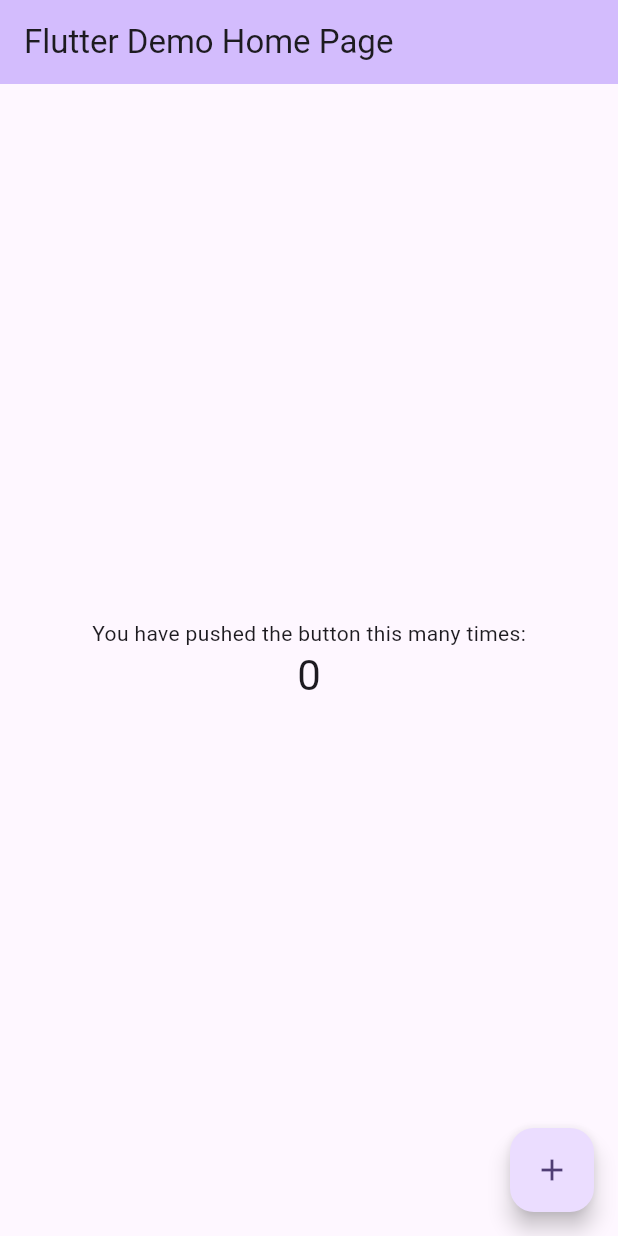
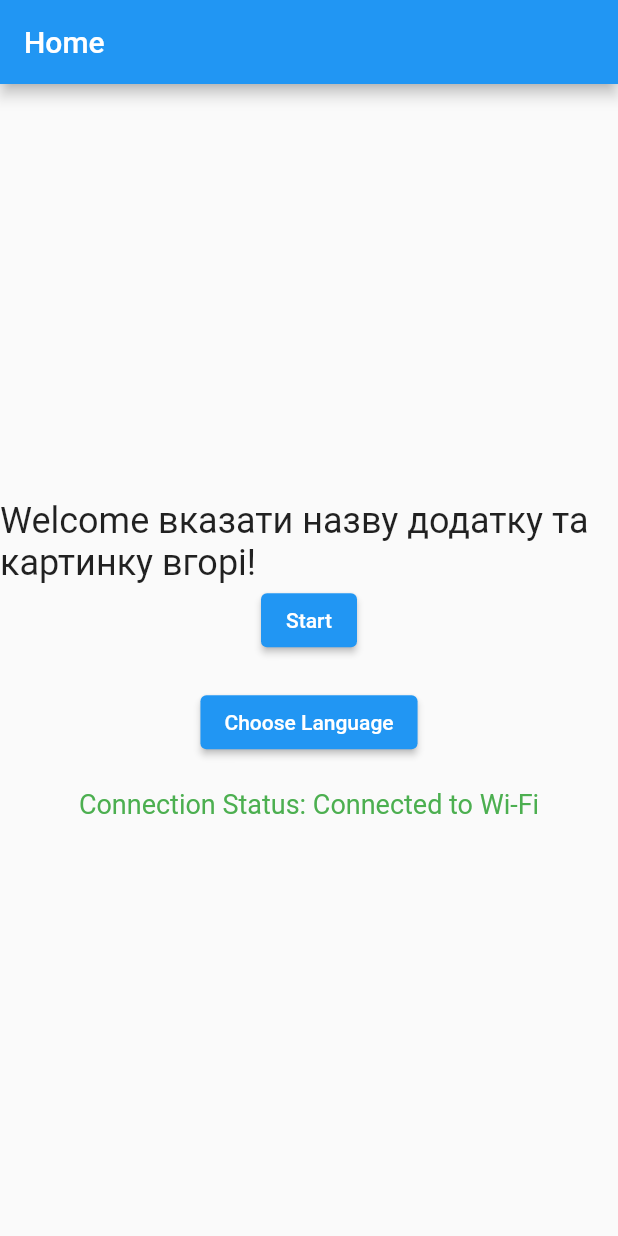
Before and after one commit to yutaDV/flutter_tenor, a Flutter app: the screen it shows after launch, on a phone screen of 412 x 824 dp. Run offline on Flutter 3.47's test engine with Material 2 defaults, Android fonts, the phone set to English and light mode, and no system bars; our stand-ins replace connectivity_plus; statements that could not run were skipped.

Commit message:
homePage

```diff
--- a/lib/main.dart
+++ b/lib/main.dart
@@ -1,125 +1,19 @@
 import 'package:flutter/material.dart';
+import 'screens/home_screen.dart';
 
 void main() {
-  runApp(const MyApp());
+  runApp(MyApp());
 }
 
 class MyApp extends StatelessWidget {
-  const MyApp({super.key});
-
-  // This widget is the root of your application.
   @override
   Widget build(BuildContext context) {
     return MaterialApp(
-      title: 'Flutter Demo',
+      title: 'Your App',
       theme: ThemeData(
-        // This is the theme of your application.
-        //
-        // TRY THIS: Try running your application with "flutter run". You'll see
-        // the application has a blue toolbar. Then, without quitting the app,
-        // try changing the seedColor in the colorScheme below to Colors.green
-        // and then invoke "hot reload" (save your changes or press the "hot
-        // reload" button in a Flutter-supported IDE, or press "r" if you used
-        // the command line to start the app).
-        //
-        // Notice that the counter didn't reset back to zero; the application
-        // state is not lost during the reload. To reset the state, use hot
-        // restart instead.
-        //
-        // This works for code too, not just values: Most code changes can be
-        // tested with just a hot reload.
-        colorScheme: ColorScheme.fromSeed(seedColor: Colors.deepPurple),
-        useMaterial3: true,
+        primarySwatch: Colors.blue,
       ),
-      home: const MyHomePage(title: 'Flutter Demo Home Page'),
+      home: HomeScreen(),
     );
   }
 }
-
-class MyHomePage extends StatefulWidget {
-  const MyHomePage({super.key, required this.title});
-
-  // This widget is the home page of your application. It is stateful, meaning
-  // that it has a State object (defined below) that contains fields that affect
-  // how it looks.
-
-  // This class is the configuration for the state. It holds the values (in this
-  // case the title) provided by the parent (in this case the App widget) and
-  // used by the build method of the State. Fields in a Widget subclass are
-  // always marked "final".
-
-  final String title;
-
-  @override
-  State<MyHomePage> createState() => _MyHomePageState();
-}
-
-class _MyHomePageState extends State<MyHomePage> {
-  int _counter = 0;
-
-  void _incrementCounter() {
-    setState(() {
-      // This call to setState tells the Flutter framework that something has
-      // changed in this State, which causes it to rerun the build method below
-      // so that the display can reflect the updated values. If we changed
-      // _counter without calling setState(), then the build method would not be
-      // called again, and so nothing would appear to happen.
-      _counter++;
-    });
-  }
-
-  @override
-  Widget build(BuildContext context) {
-    // This method is rerun every time setState is called, for instance as done
-    // by the _incrementCounter method above.
-    //
-    // The Flutter framework has been optimized to make rerunning build methods
-    // fast, so that you can just rebuild anything that needs updating rather
-    // than having to individually change instances of widgets.
-    return Scaffold(
-      appBar: AppBar(
-        // TRY THIS: Try changing the color here to a specific color (to
-        // Colors.amber, perhaps?) and trigger a hot reload to see the AppBar
-        // change color while the other colors stay the same.
-        backgroundColor: Theme.of(context).colorScheme.inversePrimary,
-        // Here we take the value from the MyHomePage object that was created by
-        // the App.build method, and use it to set our appbar title.
-        title: Text(widget.title),
-      ),
-      body: Center(
-        // Center is a layout widget. It takes a single child and positions it
-        // in the middle of the parent.
-        child: Column(
-          // Column is also a layout widget. It takes a list of children and
-          // arranges them vertically. By default, it sizes itself to fit its
-          // children horizontally, and tries to be as tall as its parent.
-          //
-          // Column has various properties to control how it sizes itself and
-          // how it positions its children. Here we use mainAxisAlignment to
-          // center the children vertically; the main axis here is the vertical
-          // axis because Columns are vertical (the cross axis would be
-          // horizontal).
-          //
-          // TRY THIS: Invoke "debug painting" (choose the "Toggle Debug Paint"
-          // action in the IDE, or press "p" in the console), to see the
-          // wireframe for each widget.
-          mainAxisAlignment: MainAxisAlignment.center,
-          children: <Widget>[
-            const Text(
-              'You have pushed the button this many times:',
-            ),
-            Text(
-              '$_counter',
-              style: Theme.of(context).textTheme.headlineMedium,
-            ),
-          ],
-        ),
-      ),
-      floatingActionButton: FloatingActionButton(
-        onPressed: _incrementCounter,
-        tooltip: 'Increment',
-        child: const Icon(Icons.add),
-      ), // This trailing comma makes auto-formatting nicer for build methods.
-    );
-  }
-}
--- /dev/null
+++ b/lib/screens/home_screen.dart
@@ -0,0 +1,89 @@
+import 'package:flutter/material.dart';
+import 'package:connectivity_plus/connectivity_plus.dart';
+import '/services/connection.dart';
+
+class HomeScreen extends StatefulWidget {
+  @override
+  _HomeScreenState createState() => _HomeScreenState();
+}
+
+class _HomeScreenState extends State<HomeScreen> {
+  ConnectivityResult _connectionStatus = ConnectivityResult.none;
+  Color _connectionColor = Colors.black;
+  String _connectionMessage = '';
+
+  @override
+  void initState() {
+    super.initState();
+    initConnectivity();
+    Connectivity().onConnectivityChanged.listen((ConnectivityResult result) {
+      setState(() {
+        _connectionStatus = result;
+        updateConnectionStatus();
+      });
+    });
+  }
+
+  Future<void> initConnectivity() async {
+    final connectionInfo = await ConnectionUtil.checkConnection();
+    setState(() {
+      _connectionStatus = connectionInfo['status'];
+      _connectionColor = connectionInfo['color'];
+      updateConnectionStatus();
+    });
+  }
+
+  void updateConnectionStatus() {
+    if (_connectionStatus == ConnectivityResult.wifi) {
+      _connectionMessage = 'Connected to Wi-Fi';
+      _connectionColor = Colors.green;
+    } else if (_connectionStatus == ConnectivityResult.mobile) {
+      _connectionMessage = 'Connected to Mobile network';
+      _connectionColor = Colors.green;
+    } else {
+      _connectionMessage = 'No internet connection';
+      _connectionColor = Colors.red;
+    }
+  }
+
+
+  @override
+  Widget build(BuildContext context) {
+    return Scaffold(
+      appBar: AppBar(
+        title: Text('Home'),
+      ),
+      body: Center(
+        child: Column(
+          mainAxisAlignment: MainAxisAlignment.center,
+          children: [
+            Text(
+              'Welcome вказати назву додатку та картинку вгорі!',
+              style: TextStyle(fontSize: 24),
+            ),
+            ElevatedButton(
+              onPressed: () {
+                // Дія при натисканні на кнопку "Start"
+                // TODO: Додати код для обробки натискання кнопки "Start"
+              },
+              child: Text('Start'),
+            ),
+            SizedBox(height: 20),
+            ElevatedButton(
+              onPressed: () {
+                // Дія при натисканні на кнопку вибору мови
+                // TODO: Додати код для вибору мови
+              },
+              child: Text('Choose Language'),
+            ),
+            SizedBox(height: 20),
+            Text(
+              'Connection Status: $_connectionMessage',
+              style: TextStyle(fontSize: 18, color: _connectionColor),
+            ),
+          ],
+        ),
+      ),
+    );
+  }
+}
--- /dev/null
+++ b/lib/services/connection.dart
@@ -0,0 +1,15 @@
+import 'package:connectivity_plus/connectivity_plus.dart';
+import 'package:flutter/material.dart';
+
+class ConnectionUtil {
+  static Future<Map<String, dynamic>> checkConnection() async {
+    final ConnectivityResult connectivityResult = await Connectivity().checkConnectivity();
+    if (connectivityResult == ConnectivityResult.wifi) {
+      return {'status': 'Connected to WiFi', 'color': Colors.green};
+    } else if (connectivityResult == ConnectivityResult.mobile) {
+      return {'status': 'Connected to Mobile network', 'color': Colors.green};
+    } else {
+      return {'status': 'No internet connection', 'color': Colors.red};
+    }
+  }
+}
--- a/pubspec.yaml
+++ b/pubspec.yaml
@@ -30,6 +30,10 @@ environment:
 dependencies:
   flutter:
     sdk: flutter
+  connectivity_plus: ^2.2.2
+
+
+  # cupertino_icons: ^1.0.2
 
 
   # The following adds the Cupertino Icons font to your application.
```
Also changed, not shown: lib/desing/colors.dart (added, +31 -0 lines), lib/desing/styles.dart (added, +22 -0 lines), pubspec.lock, 3 other files.
